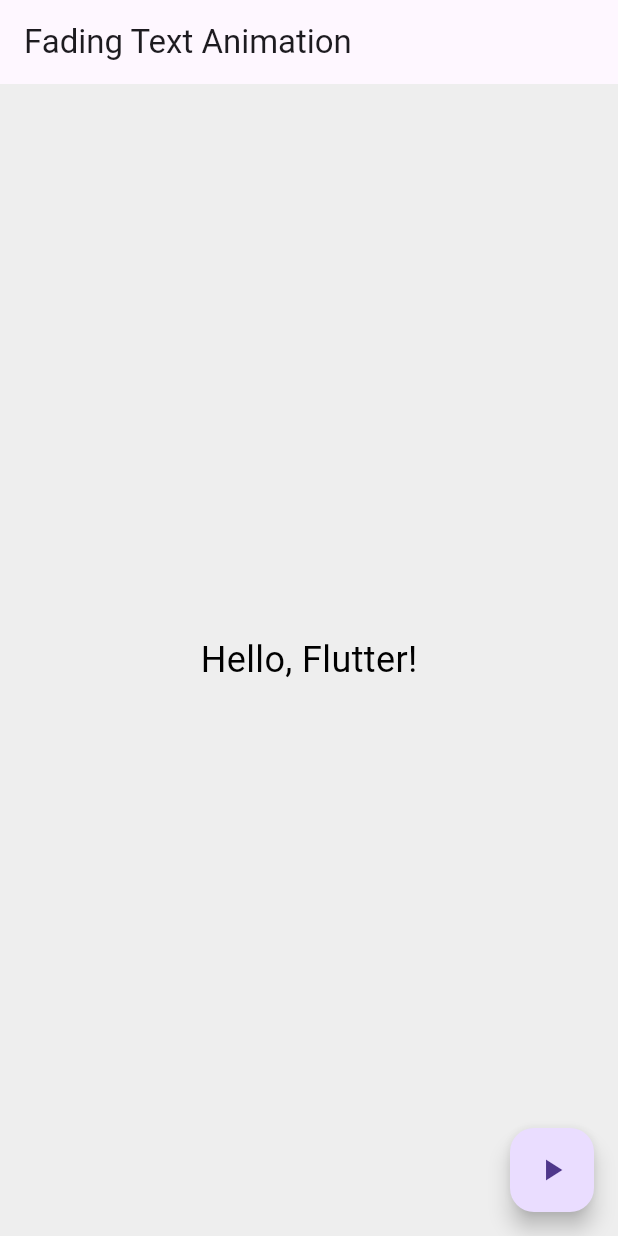
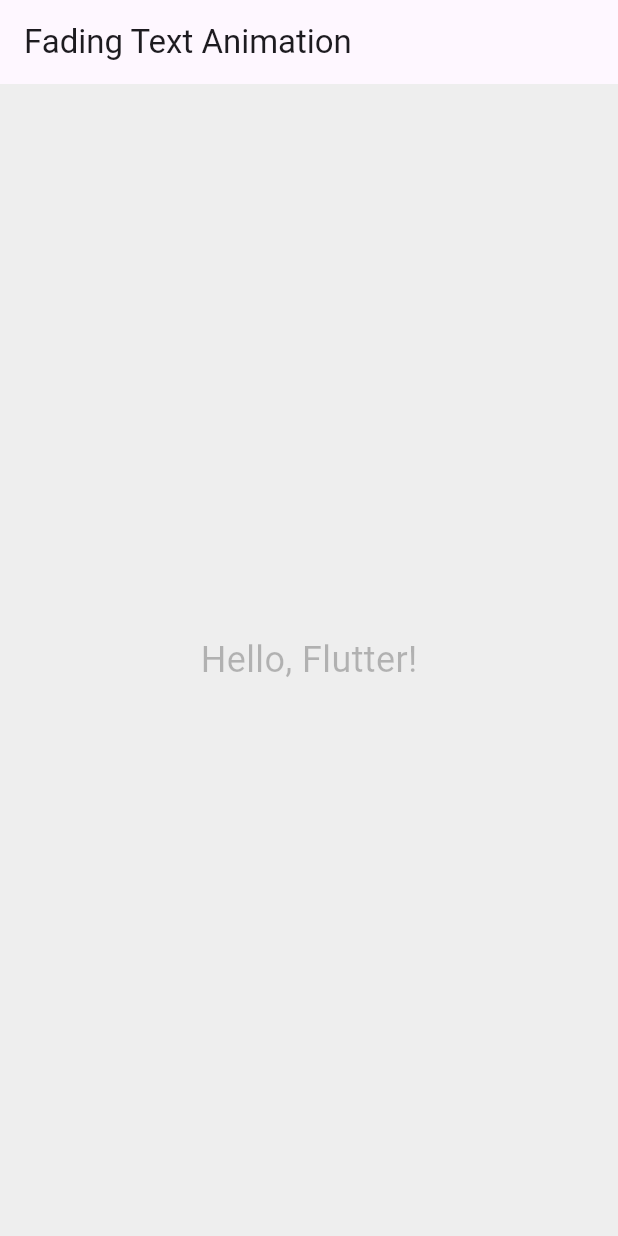
Before and after one commit to itsxri/animation, a Flutter app: the screen it shows after launch, on a phone screen of 412 x 824 dp. Run offline on Flutter 3.47's test engine with Material 3 defaults, Android fonts, the phone set to English and light mode, and no system bars.

```diff
--- a/lib/main.dart
+++ b/lib/main.dart
@@ -8,6 +8,7 @@ class MyApp extends StatelessWidget {
   @override
   Widget build(BuildContext context) {
     return MaterialApp(
+      debugShowCheckedModeBanner: false,
       home: FadingTextAnimation(),
     );
   }
@@ -21,10 +22,18 @@ class FadingTextAnimation extends StatefulWidget {
 class _FadingTextAnimationState extends State<FadingTextAnimation> {
   bool _isVisible = true;
 
-  void toggleVisibility() {
-    setState(() {
-      _isVisible = !_isVisible;
-      print('Visibility toggled: $_isVisible');
+  @override
+  void initState() {
+    super.initState();
+    _startFadeAnimation();
+  }
+
+  void _startFadeAnimation() {
+    Future.delayed(Duration(seconds: 1), () {
+      setState(() {
+        _isVisible = !_isVisible;
+      });
+      _startFadeAnimation(); // Continue toggling to create a loop
     });
   }
 
@@ -39,16 +48,12 @@ class _FadingTextAnimationState extends State<FadingTextAnimation> {
         child: AnimatedOpacity(
           opacity: _isVisible ? 1.0 : 0.0,
           duration: Duration(seconds: 1),
-          child: const Text(
+          child: Text(
             'Hello, Flutter!',
             style: TextStyle(fontSize: 24, color: Colors.black),
           ),
         ),
       ),
-      floatingActionButton: FloatingActionButton(
-        onPressed: toggleVisibility,
-        child: Icon(Icons.play_arrow),
-      ),
     );
   }
 }
```
